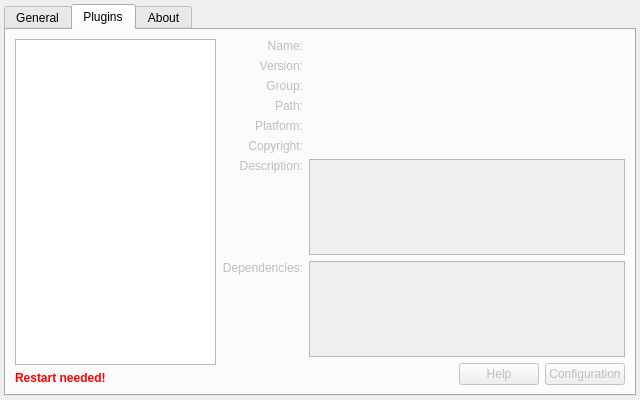
albertlauncher/albert, file src/settingswidget/settingswidget.ui: the form before one commit.
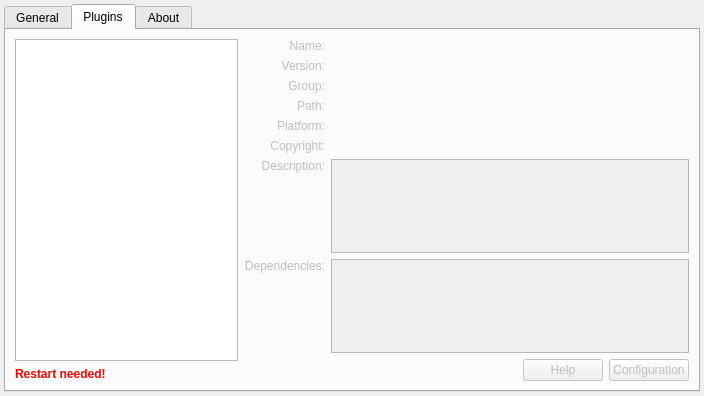
The form after the commit. The open tabs and pages were chosen to show the change. Icons and pictures are not drawn. Custom widgets are drawn as their Qt base class.

The edit to the form file:
```diff
--- a/src/settingswidget/settingswidget.ui
+++ b/src/settingswidget/settingswidget.ui
@@ -6,14 +6,20 @@
    <rect>
     <x>0</x>
     <y>0</y>
-    <width>640</width>
-    <height>400</height>
+    <width>704</width>
+    <height>396</height>
    </rect>
   </property>
   <property name="minimumSize">
    <size>
-    <width>600</width>
-    <height>0</height>
+    <width>704</width>
+    <height>396</height>
+   </size>
+  </property>
+  <property name="maximumSize">
+   <size>
+    <width>704</width>
+    <height>396</height>
    </size>
   </property>
   <property name="windowTitle">
@@ -334,15 +340,7 @@
              </widget>
             </item>
             <item row="6" column="1">
-             <widget class="QTextBrowser" name="textBrowser_pluginDescription">
-              <property name="html">
-               <string>&lt;!DOCTYPE HTML PUBLIC &quot;-//W3C//DTD HTML 4.0//EN&quot; &quot;http://www.w3.org/TR/REC-html40/strict.dtd&quot;&gt;
-&lt;html&gt;&lt;head&gt;&lt;meta name=&quot;qrichtext&quot; content=&quot;1&quot; /&gt;&lt;style type=&quot;text/css&quot;&gt;
-p, li { white-space: pre-wrap; }
-&lt;/style&gt;&lt;/head&gt;&lt;body style=&quot; font-family:'Sans'; font-size:9pt; font-weight:400; font-style:normal;&quot;&gt;
-&lt;p style=&quot;-qt-paragraph-type:empty; margin-top:0px; margin-bottom:0px; margin-left:0px; margin-right:0px; -qt-block-indent:0; text-indent:0px; font-family:'Ubuntu';&quot;&gt;&lt;br /&gt;&lt;/p&gt;&lt;/body&gt;&lt;/html&gt;</string>
-              </property>
-             </widget>
+             <widget class="QTextBrowser" name="textBrowser_pluginDescription"/>
             </item>
             <item row="3" column="1">
              <widget class="QLabel" name="label_pluginPath">
```
